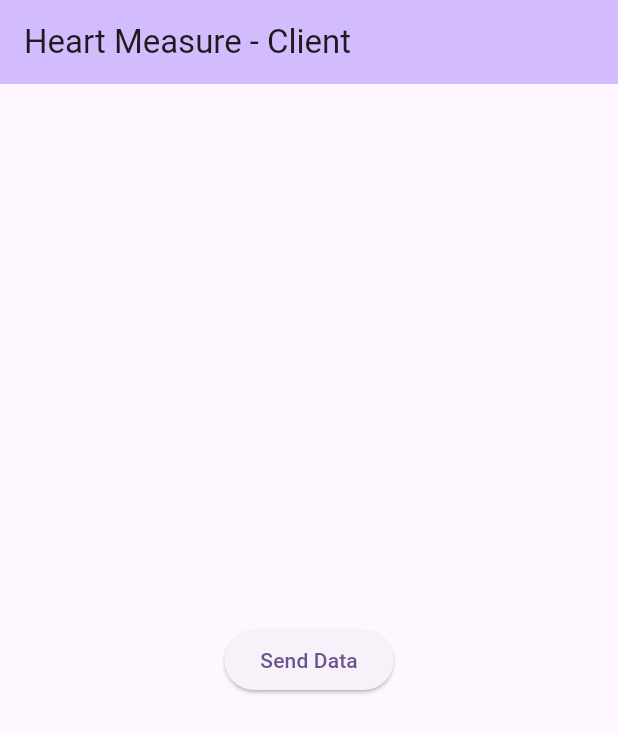
After one commit to pedao018/heart_03, a Flutter app: the ClientPage screen opened directly, after a tap on "Send Data", on a phone screen of 412 x 824 dp. The commit adds this screen. Shown: the top 733 px of the screen. Run offline on Flutter 3.47's test engine with Material 3 defaults, Android fonts, the phone set to English and light mode, and no system bars.

Commit message:
update: add base client

```diff
--- /dev/null
+++ b/lib/client/client_app.dart
@@ -0,0 +1,53 @@
+import 'package:flutter/material.dart';
+import 'package:heart_03/utils/utils.dart';
+
+class ClientApp extends StatelessWidget {
+  const ClientApp({super.key});
+
+  @override
+  Widget build(BuildContext context) {
+    return MaterialApp(
+      title: 'Heart Measure Demo',
+      theme: ThemeData(colorScheme: .fromSeed(seedColor: Colors.lightGreen)),
+      home: const ClientPage(title: 'Heart Measure - Client'),
+    );
+  }
+}
+
+class ClientPage extends StatefulWidget {
+  const ClientPage({super.key, required this.title});
+
+  final String title;
+
+  @override
+  State<ClientPage> createState() => _ClientPageState();
+}
+
+class _ClientPageState extends State<ClientPage> {
+  void init() {
+    Utils.instance.printLogs("ClientPage", "init");
+  }
+
+  @override
+  Widget build(BuildContext context) {
+    return Scaffold(
+      appBar: AppBar(
+        backgroundColor: Theme.of(context).colorScheme.inversePrimary,
+        title: Text(widget.title),
+      ),
+      body: Center(
+        child: Column(
+          mainAxisAlignment: .center,
+          children: [
+            ElevatedButton(
+              onPressed: () {
+                init();
+              },
+              child: Text("Send Data"),
+            ),
+          ],
+        ),
+      ),
+    );
+  }
+}
--- a/lib/main.dart
+++ b/lib/main.dart
@@ -1,7 +1,8 @@
 import 'package:flutter/material.dart';
+import 'package:heart_03/client/client_app.dart';
 import 'package:heart_03/server/server_app.dart';
-import 'package:heart_03/utils/utils.dart';
 
 void main() {
+  //runApp(const ClientApp());
   runApp(const ServerApp());
 }
```
